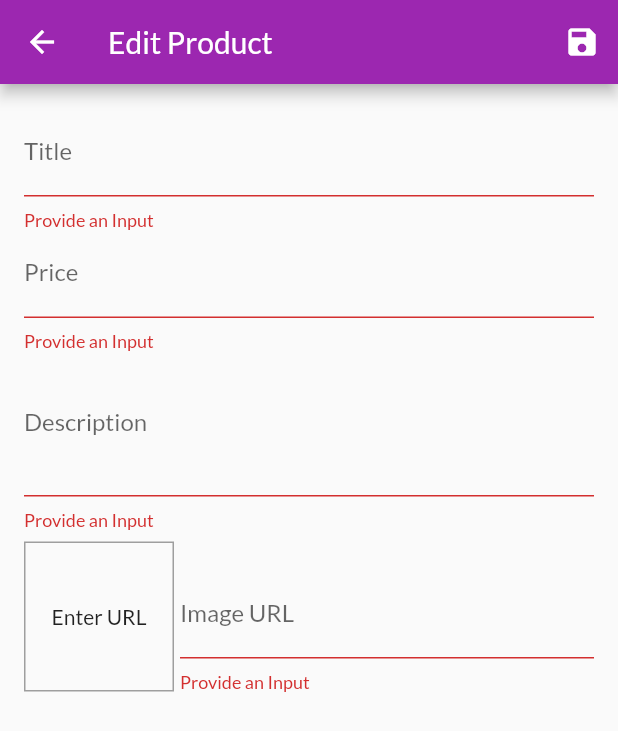
After one commit to Adithya-M-Dileep/shop_app, a Flutter app: the EditProductScreen screen opened by its route, after a tap on the "save" icon, on a phone screen of 412 x 824 dp. The commit adds this screen. Shown: the top 731 px of the screen. Run offline on Flutter 3.47's test engine with Material 2 defaults, Android fonts, the phone set to English and light mode, and no system bars; network calls fail.

Commit message:
Feature to add own Products

```diff
--- a/lib/main.dart
+++ b/lib/main.dart
@@ -5,6 +5,8 @@ import './screens/product_overview_screen.dart';
 import './screens/product_detail_screen.dart';
 import './screens/cart_screen.dart';
 import './screens/order_screen.dart';
+import './screens/user_products_screen.dart';
+import 'screens/edit_productScreen.dart';
 import "./provider/products.dart";
 import './provider/cart.dart';
 import './provider/order.dart';
@@ -37,6 +39,8 @@ class MyApp extends StatelessWidget {
           ProductDetailScreen.routeName: (ctx) => ProductDetailScreen(),
           CartScreen.routeName: (ctx) => CartScreen(),
           OrderScreen.routeName: (ctx) => OrderScreen(),
+          UserProductsScreen.routeName: (ctx) => UserProductsScreen(),
+          EditProductScreen.routeName: (ctx) => EditProductScreen(),
         },
       ),
     );
--- a/lib/provider/products.dart
+++ b/lib/provider/products.dart
@@ -50,7 +50,28 @@ class Products with ChangeNotifier {
     return _item.firstWhere((element) => element.id == id);
   }
 
-  void addProduct() {
+  void addProduct(Product product) {
+    final _newProduct = Product(
+      id: DateTime.now().toString(),
+      title: product.title,
+      description: product.description,
+      price: product.price,
+      imageUrl: product.imageUrl,
+    );
+    _item.add(_newProduct);
+    notifyListeners();
+  }
+
+  void updateProduct(Product updatedProduct) {
+    final prodIndex = _item.indexWhere((prod) => prod.id == updatedProduct.id);
+    if (prodIndex >= 0) {
+      _item[prodIndex] = updatedProduct;
+      notifyListeners();
+    }
+  }
+
+  void removeProduct(String id) {
+    _item.removeWhere((prod) => prod.id == id);
     notifyListeners();
   }
 }
--- /dev/null
+++ b/lib/screens/edit_productScreen.dart
@@ -0,0 +1,226 @@
+import 'package:flutter/material.dart';
+import 'package:provider/provider.dart';
+
+import '../provider/product.dart';
+import '../provider/products.dart';
+
+class EditProductScreen extends StatefulWidget {
+  static const routeName = "/edit-product";
+
+  @override
+  State<EditProductScreen> createState() => _EditProductScreenState();
+}
+
+class _EditProductScreenState extends State<EditProductScreen> {
+  final _priceFocus = FocusNode();
+  final _descriptionFocus = FocusNode();
+  final _imageUrlFocus = FocusNode();
+  final _imageUrlController = TextEditingController();
+  final _formKey = GlobalKey<FormState>();
+  var _endProduct = Product(
+    id: null,
+    title: "",
+    description: "",
+    price: 0,
+    imageUrl: "",
+  );
+  bool _isNewProduct = true;
+
+  @override
+  void initState() {
+    _imageUrlFocus.addListener(_updateImageUrl);
+    super.initState();
+  }
+
+  @override
+  void didChangeDependencies() {
+    final productId = ModalRoute.of(context).settings.arguments;
+    if (productId != null) {
+      _isNewProduct = false;
+      _endProduct = Provider.of<Products>(context, listen: false)
+          .findById(productId.toString());
+      _imageUrlController.text = _endProduct.imageUrl;
+    }
+    super.didChangeDependencies();
+  }
+
+  @override
+  void dispose() {
+    _imageUrlFocus.removeListener(_updateImageUrl);
+    _priceFocus.dispose();
+    _descriptionFocus.dispose();
+    _imageUrlController.dispose();
+    _imageUrlFocus.dispose();
+    super.dispose();
+  }
+
+  void _updateImageUrl() {
+    if (!_imageUrlFocus.hasFocus) {
+      setState(() {});
+    }
+  }
+
+  void _saveForm() {
+    final _isValid = _formKey.currentState.validate();
+    if (!_isValid) return;
+    _formKey.currentState.save();
+    if (_isNewProduct)
+      Provider.of<Products>(context, listen: false).addProduct(_endProduct);
+    else {
+      Provider.of<Products>(context, listen: false).updateProduct(_endProduct);
+    }
+    Navigator.of(context).pop();
+  }
+
+  @override
+  Widget build(BuildContext context) {
+    return Scaffold(
+      appBar: AppBar(
+        title: Text("Edit Product"),
+        actions: [
+          IconButton(
+            onPressed: () {
+              _saveForm();
+            },
+            icon: Icon(Icons.save),
+          ),
+        ],
+      ),
+      body: Form(
+        key: _formKey,
+        child: SingleChildScrollView(
+          child: Padding(
+            padding: const EdgeInsets.all(16.0),
+            child: Column(
+              children: [
+                TextFormField(
+                  initialValue: _endProduct.title,
+                  decoration: InputDecoration(labelText: "Title"),
+                  textInputAction: TextInputAction.next,
+                  onFieldSubmitted: (_) {
+                    FocusScope.of(context).requestFocus(_priceFocus);
+                  },
+                  validator: (val) {
+                    if (val.isEmpty)
+                      return "Provide an Input";
+                    else
+                      return null;
+                  },
+                  onSaved: (val) {
+                    _endProduct = Product(
+                      id: _isNewProduct ? null : _endProduct.id,
+                      title: val,
+                      description: _endProduct.description,
+                      price: _endProduct.price,
+                      imageUrl: _endProduct.imageUrl,
+                      isFavorite: _endProduct.isFavorite,
+                    );
+                  },
+                ),
+                TextFormField(
+                  initialValue:
+                      _isNewProduct ? "" : _endProduct.price.toString(),
+                  decoration: InputDecoration(labelText: "Price"),
+                  textInputAction: TextInputAction.next,
+                  keyboardType: TextInputType.number,
+                  focusNode: _priceFocus,
+                  onFieldSubmitted: (_) {
+                    FocusScope.of(context).requestFocus(_descriptionFocus);
+                  },
+                  validator: (val) {
+                    if (val.isEmpty) return "Provide an Input";
+                    if (double.tryParse(val) == null)
+                      return "Provide a valid input";
+                    if (double.parse(val) <= 0)
+                      return "Enter a value greater than 0";
+                    return null;
+                  },
+                  onSaved: (val) {
+                    _endProduct = Product(
+                      id: _isNewProduct ? null : _endProduct.id,
+                      title: _endProduct.title,
+                      description: _endProduct.description,
+                      price: double.parse(val),
+                      imageUrl: _endProduct.imageUrl,
+                      isFavorite: _endProduct.isFavorite,
+                    );
+                  },
+                ),
+                TextFormField(
+                  initialValue: _endProduct.description,
+                  decoration: InputDecoration(labelText: "Description"),
+                  maxLines: 3,
+                  keyboardType: TextInputType.multiline,
+                  focusNode: _descriptionFocus,
+                  validator: (val) {
+                    if (val.isEmpty) return "Provide an Input";
+                    if (val.length <= 10)
+                      return "Should be atleast 10 character";
+                    else
+                      return null;
+                  },
+                  onSaved: (val) {
+                    _endProduct = Product(
+                      id: _isNewProduct ? null : _endProduct.id,
+                      title: _endProduct.title,
+                      description: val,
+                      price: _endProduct.price,
+                      imageUrl: _endProduct.imageUrl,
+                      isFavorite: _endProduct.isFavorite,
+                    );
+                  },
+                ),
+                Row(
+                  crossAxisAlignment: CrossAxisAlignment.end,
+                  children: [
+                    Container(
+                      height: 100,
+                      width: 100,
+                      margin: EdgeInsets.only(top: 8, right: 4),
+                      decoration: BoxDecoration(
+                        border: Border.all(
+                          width: 1,
+                          color: Colors.grey,
+                        ),
+                      ),
+                      child: _imageUrlController.text.isEmpty
+                          ? Center(child: Text("Enter URL"))
+                          : Image.network(
+                              _imageUrlController.text,
+                              fit: BoxFit.cover,
+                            ),
+                    ),
+                    Expanded(
+                        child: TextFormField(
+                      decoration: InputDecoration(labelText: "Image URL"),
+                      textInputAction: TextInputAction.done,
+                      keyboardType: TextInputType.url,
+                      controller: _imageUrlController,
+                      focusNode: _imageUrlFocus,
+                      validator: (val) {
+                        if (val.isEmpty)
+                          return "Provide an Input";
+                        else
+                          return null;
+                      },
+                      onSaved: (val) {
+                        _endProduct = Product(
+                          id: _isNewProduct ? null : _endProduct.id,
+                          title: _endProduct.title,
+                          description: _endProduct.description,
+                          price: _endProduct.price,
+                          imageUrl: val,
+                          isFavorite: _endProduct.isFavorite,
+                        );
+                      },
+                    ))
+                  ],
+                )
+              ],
+            ),
+          ),
+        ),
+      ),
+    );
+  }
+}
--- a/lib/widgets/app_drawer.dart
+++ b/lib/widgets/app_drawer.dart
@@ -1,6 +1,7 @@
 import 'package:flutter/material.dart';
 
 import "../screens/order_screen.dart";
+import '../screens/user_products_screen.dart';
 
 class AppDrawer extends StatelessWidget {
   @override
@@ -26,6 +27,13 @@ class AppDrawer extends StatelessWidget {
             Navigator.of(context).pushNamed(OrderScreen.routeName);
           },
         ),
+        ListTile(
+          leading: Icon(Icons.edit),
+          title: Text("Manage Products"),
+          onTap: () {
+            Navigator.of(context).pushNamed(UserProductsScreen.routeName);
+          },
+        ),
       ]),
     );
   }
```
Also changed, not shown: lib/provider/cart.dart (+18 -0 lines), lib/screens/user_products_screen.dart (added, +44 -0 lines), lib/widgets/cart_item.dart (+24 -0 lines), lib/widgets/product_item.dart (+18 -4 lines), lib/widgets/user_Product_item.dart (added, +46 -0 lines).
